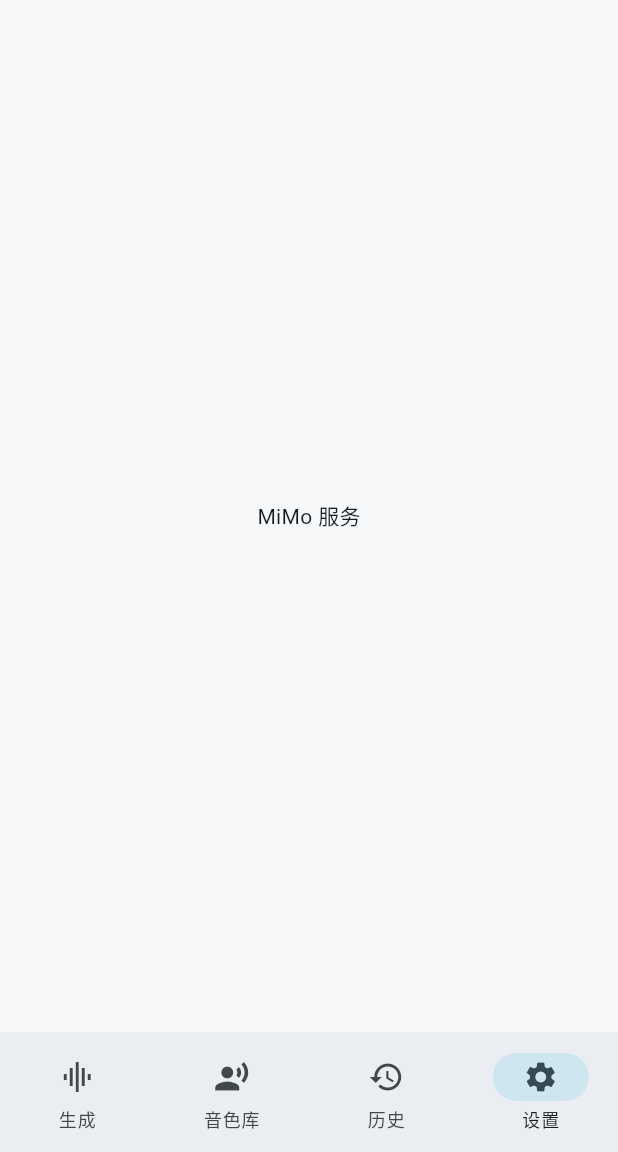
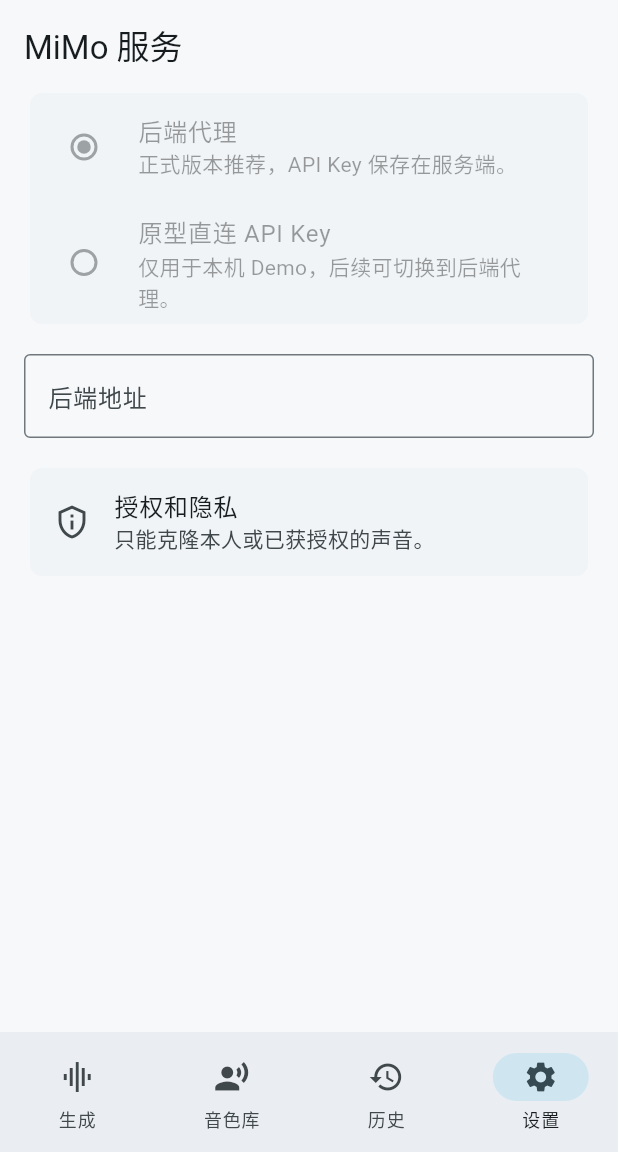
Before and after one commit to FuKun0113/shenghui-ai-voice-studio, a Flutter app: the screen it shows after launch, item 4 of the bottom bar chosen, on a phone screen of 412 x 824 dp, the part 84-1236 px from its top. Run offline on Flutter 3.47's test engine with Material 3 defaults, Android fonts, the phone set to English and light mode, and no system bars.

Commit message:
feat: add MiMo service settings

```diff
--- a/lib/src/ui/settings/settings_screen.dart
+++ b/lib/src/ui/settings/settings_screen.dart
@@ -9,6 +9,48 @@
 
   @override
   Widget build(BuildContext context) {
-    return const Center(child: Text('MiMo 服务'));
+    return ListView(
+      padding: const EdgeInsets.all(16),
+      children: <Widget>[
+        Text('MiMo 服务', style: Theme.of(context).textTheme.titleLarge),
+        const SizedBox(height: 12),
+        Card(
+          child: Column(
+            children: const <Widget>[
+              RadioListTile<String>(
+                value: 'backend',
+                groupValue: 'backend',
+                onChanged: null,
+                title: Text('后端代理'),
+                subtitle: Text('正式版本推荐，API Key 保存在服务端。'),
+              ),
+              RadioListTile<String>(
+                value: 'direct',
+                groupValue: 'backend',
+                onChanged: null,
+                title: Text('原型直连 API Key'),
+                subtitle: Text('仅用于本机 Demo，后续可切换到后端代理。'),
+              ),
+            ],
+          ),
+        ),
+        const SizedBox(height: 16),
+        const TextField(
+          decoration: InputDecoration(
+            labelText: '后端地址',
+            hintText: 'https://api.example.com',
+            border: OutlineInputBorder(),
+          ),
+        ),
+        const SizedBox(height: 16),
+        const Card(
+          child: ListTile(
+            leading: Icon(Icons.privacy_tip_outlined),
+            title: Text('授权和隐私'),
+            subtitle: Text('只能克隆本人或已获授权的声音。'),
+          ),
+        ),
+      ],
+    );
   }
 }
```
Also changed, not shown: lib/src/domain/service_config.dart (added, +18 -0 lines), 1 other file.
